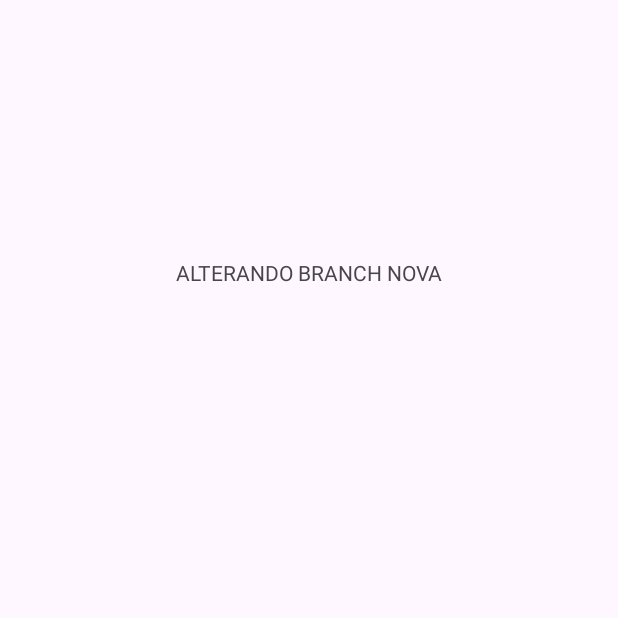
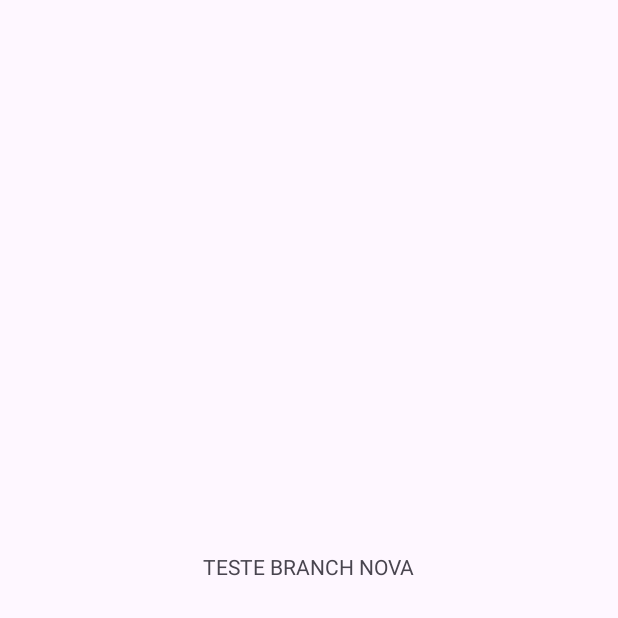
Before and after one commit to Projeto-FUCAPI-Feira-Tecnologica/app-meutea, an Android app: the screen it shows after launch (MainActivity), on a phone screen of 412 x 824 dp, the top half of it. Run offline under Robolectric (Android 15) with nearby library versions, the phone set to English and light mode, and no system bars.

Commit message:
Update activity_main.xml

```diff
--- a/app/src/main/res/layout/activity_main.xml
+++ b/app/src/main/res/layout/activity_main.xml
@@ -9,11 +9,11 @@
     <TextView
         android:layout_width="wrap_content"
         android:layout_height="wrap_content"
-        android:text="ALTERANDO BRANCH NOVA"
+        android:text="TESTE BRANCH NOVA"
         app:layout_constraintBottom_toBottomOf="parent"
         app:layout_constraintEnd_toEndOf="parent"
         app:layout_constraintStart_toStartOf="parent"
         app:layout_constraintTop_toTopOf="parent"
-        app:layout_constraintVertical_bias="0.214" />
+        app:layout_constraintVertical_bias="0.457" />
 
 </androidx.constraintlayout.widget.ConstraintLayout>
```
